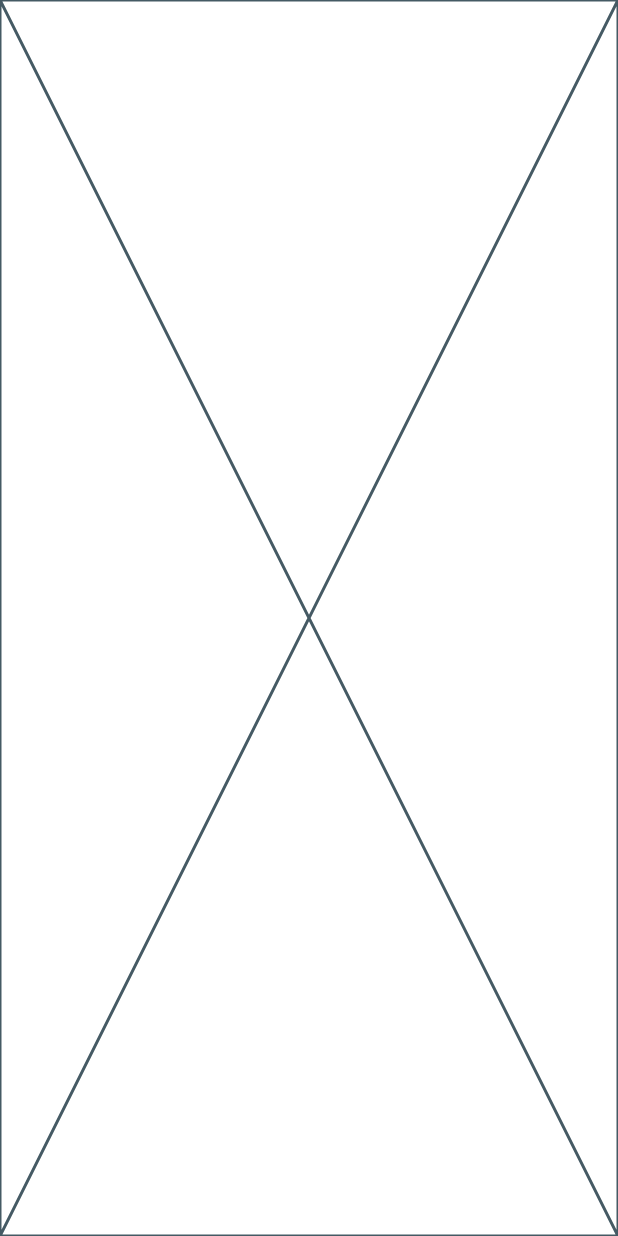
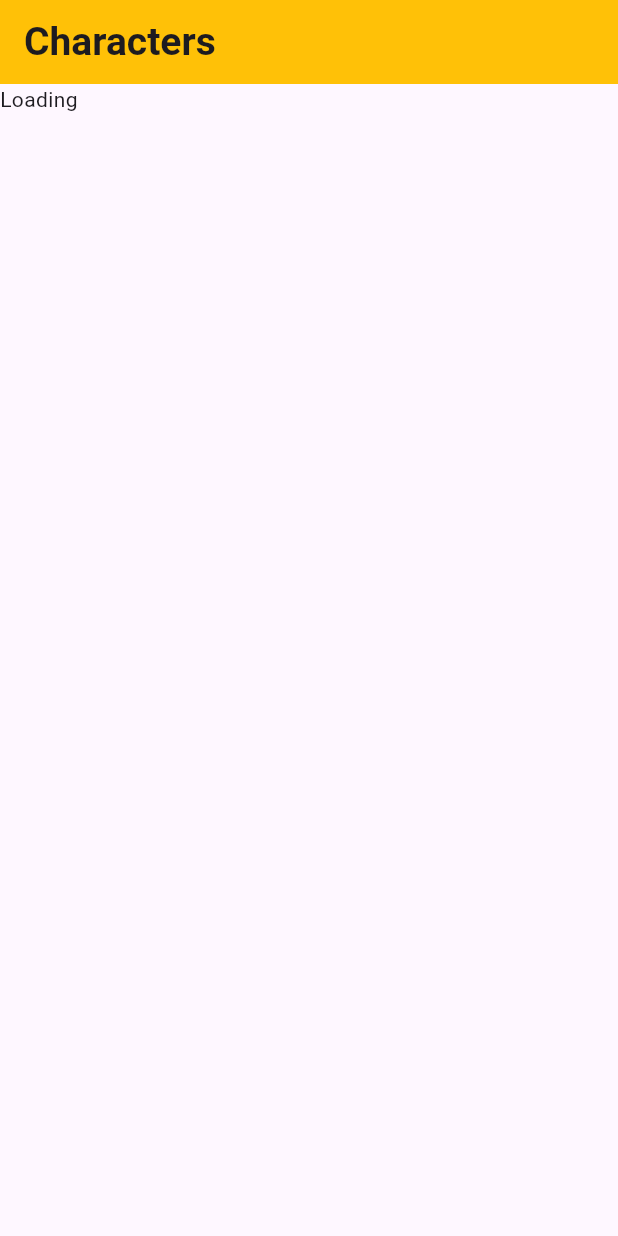
Before and after one commit to motazyusuf/RickAndMorty, a Flutter app: the screen it shows after launch, on a phone screen of 412 x 824 dp. Run offline on Flutter 3.47's test engine with Material 3 defaults, Android fonts, the phone set to English and light mode, and no system bars; our stand-ins replace bloc, dio, flutter_bloc; network calls fail.

Commit message:
Bloc builder got data to characters view

```diff
--- a/lib/business_logic/characters_cubit.dart
+++ b/lib/business_logic/characters_cubit.dart
@@ -1,25 +1,22 @@
 import 'package:bloc/bloc.dart';
 import 'package:meta/meta.dart';
 
-import '../data/models/characters_model.dart';
 import '../data/repository/characters_repository.dart';
 
 part 'characters_state.dart';
 
 class CharactersCubit extends Cubit<CharactersState> {
-  late List<CharactersModel> characters;
+  List<dynamic> characters = [];
   CharactersRepository charactersRepository;
 
   CharactersCubit(this.charactersRepository) : super(CharactersInitial());
 
-  List<CharactersModel> getAllCharacters() {
-    charactersRepository.getAllCharacters().then(
-      (characters) {
-        emit(CharactersLoaded(characters));
-        this.characters = characters;
-      },
-    );
+  List getAllCharacters() {
+    charactersRepository.getAllCharacters().then((characters) {
+      emit(CharactersLoaded(characters));
+    });
 
+    this.characters = characters;
     return characters;
   }
 }
--- a/lib/business_logic/characters_state.dart
+++ b/lib/business_logic/characters_state.dart
@@ -6,7 +6,7 @@ sealed class CharactersState {}
 final class CharactersInitial extends CharactersState {}
 
 final class CharactersLoaded extends CharactersState {
-  final List<CharactersModel> characters;
+  final List<dynamic> characters;
 
   CharactersLoaded(this.characters);
 }
--- a/lib/data/models/characters_model.dart
+++ b/lib/data/models/characters_model.dart
@@ -5,10 +5,10 @@ class CharactersModel {
   late String species;
   late String type;
   late String gender;
-  late Map<String, String> origin;
-  late Map<String, String> location;
+  late Map<String, dynamic> origin;
+  late Map<String, dynamic> location;
   late String image;
-  late List<String> appearance;
+  late List<dynamic> appearance;
   late String creationDate;
   late String urlLink;
 
--- a/lib/presentation/views/characters_view.dart
+++ b/lib/presentation/views/characters_view.dart
@@ -1,8 +1,6 @@
 import 'package:bloc_practice/business_logic/characters_cubit.dart';
 import 'package:flutter/material.dart';
 import 'package:flutter_bloc/flutter_bloc.dart';
-
-import '../../data/models/characters_model.dart';
 
 class CharactersView extends StatefulWidget {
   const CharactersView({super.key});
@@ -12,17 +10,37 @@ class CharactersView extends StatefulWidget {
 }
 
 class _CharactersViewState extends State<CharactersView> {
-  late List<CharactersModel> allCharacters;
+  late List<dynamic> allCharacters;
 
   @override
   void initState() {
+    super.initState();
     allCharacters =
         BlocProvider.of<CharactersCubit>(context).getAllCharacters();
-    super.initState();
   }
 
   @override
   Widget build(BuildContext context) {
-    return const Placeholder();
+    var blocBuilder = BlocBuilder<CharactersCubit, CharactersState>(
+      builder: (context, state) {
+        if (state is CharactersLoaded) {
+          allCharacters = (state).characters;
+          return Text("all characters => ${allCharacters[0].image}");
+        } else {
+          return Text("Loading");
+        }
+      },
+    );
+
+    return Scaffold(
+      appBar: AppBar(
+        title: Text(
+          "Characters",
+          style: TextStyle(fontSize: 26, fontWeight: FontWeight.bold),
+        ),
+        backgroundColor: Color(0xffffc107),
+      ),
+      body: blocBuilder,
+    );
   }
 }
```
Also changed, not shown: lib/data/api/characters_api.dart (+5 -5 lines), lib/data/repository/characters_repository.dart (+6 -3 lines).
